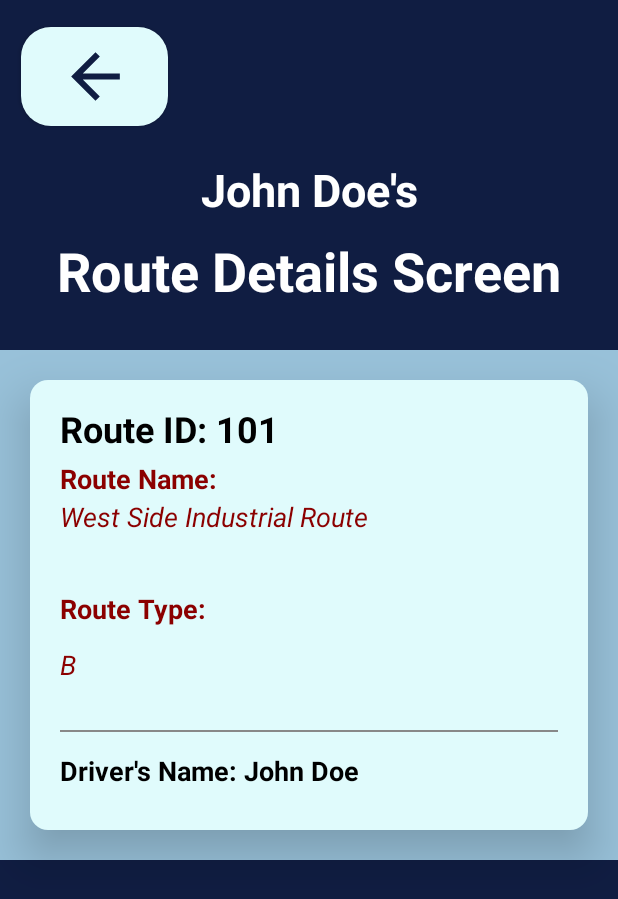
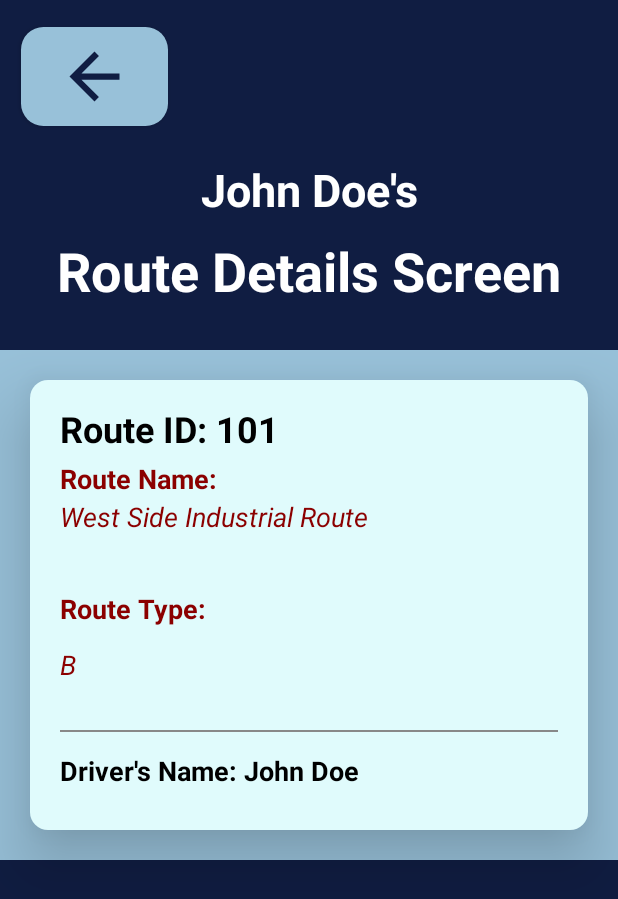
Before and after one commit to mkCoding/RepublicServiceApp, an Android app built with Jetpack Compose: the @Preview function DriverRouteDetailsScreenPreview, on a phone screen of 412 x 824 dp. Shown: the top 899 px of the screen. Run offline under Robolectric (Android 15) with nearby library versions, the phone set to English and light mode, and no system bars; our stand-ins replace Room's generated code.

```diff
--- a/app/src/main/java/com/kemakolam/republicserviceapp/data/repository/ApiRepository.kt
+++ b/app/src/main/java/com/kemakolam/republicserviceapp/data/repository/ApiRepository.kt
@@ -5,10 +5,8 @@ import com.kemakolam.republicserviceapp.data.db.tables.RouteEntity
 import com.kemakolam.republicserviceapp.data.network.model.DriverModel
 import com.kemakolam.republicserviceapp.data.network.model.RouteModel
 
-import com.kemakolam.republicserviceapp.ui.Route
-
 interface ApiRepository {
-    //Method to be implemented by ApiRepositoryImpl
+    //Get Drivers and Routes specifically from API call
     suspend fun getDrivers(): List<DriverModel?>?
 
     suspend fun getRoutes():List<RouteModel?>?
@@ -18,7 +16,7 @@ interface ApiRepository {
     suspend fun fetchAndStoreDrivers()
     suspend fun fetchAndStoreRoutes()
 
-    //Retrieve stored drivers from DB
+    //Retrieve drivers and routes specifically from DB
     suspend fun getStoredDrivers(): List<DriverEntity>
     suspend fun getStoredRoutes(): List<RouteEntity>
 
--- a/app/src/main/java/com/kemakolam/republicserviceapp/ui/AppNavHost.kt
+++ b/app/src/main/java/com/kemakolam/republicserviceapp/ui/AppNavHost.kt
@@ -56,7 +56,7 @@ fun AppNavHost(
             val matchingRoute = routesList.find { it.id.toString() == driverId }
 
             if(driver!=null && routesList!=null && driver?.id == matchingRoute?.id.toString()){
-                //a.) If Driver Id is the same as Route Id, then display then display all route details on DriverRouteDetailsScreen
+                //a.) If Driver Id is the same as Route Id, then display then display the associated route details on DriverRouteDetailsScreen
 
                 //If both driver and route exist, display the associated route details
                 DriverRouteDetailsScreen(driver = driver!!, route = matchingRoute!!) { navController.popBackStack() }
--- a/app/src/main/java/com/kemakolam/republicserviceapp/ui/Driver.kt
+++ /dev/null
@@ -1,6 +0,0 @@
-package com.kemakolam.republicserviceapp.ui
-
-data class Driver (
-    val driverId: String,
-    val driverName: String
-)
--- a/app/src/main/java/com/kemakolam/republicserviceapp/ui/driver_route_details/DriverRouteDetailsScreen.kt
+++ b/app/src/main/java/com/kemakolam/republicserviceapp/ui/driver_route_details/DriverRouteDetailsScreen.kt
@@ -87,7 +87,6 @@ fun DriverRouteDetailsScreen(
             modifier = Modifier
                 .align(Alignment.CenterHorizontally)
                 .padding(vertical = 16.dp),
-//            maxLines = 2
         )
         Text(
             text = "Route Details Screen",
@@ -113,7 +112,7 @@ fun DriverDetailsCard(driver: DriverEntity,  route:RouteEntity, onBack: () -> Un
             .fillMaxWidth()
             .wrapContentSize()
             .padding(20.dp),
-        elevation = CardDefaults.cardElevation(20.dp),
+        elevation = CardDefaults.cardElevation(30.dp),
         colors = CardDefaults.cardColors(
             containerColor = lightCyan, //Card background color,
 
@@ -194,7 +193,7 @@ fun backButton(onBack: () -> Unit){
                 .wrapContentWidth()
                 .padding(10.dp)
                 .padding(top = 8.dp, start = 4.dp),
-            colors = ButtonDefaults.buttonColors(containerColor = lightCyan),
+            colors = ButtonDefaults.buttonColors(containerColor = aquaIslandBlue),
 
             elevation = ButtonDefaults.buttonElevation(
                 defaultElevation = 2.dp,
@@ -203,7 +202,7 @@ fun backButton(onBack: () -> Unit){
                 hoveredElevation = 2.dp,
                 focusedElevation = 4.dp
             ),
-            shape = RoundedCornerShape(size = 20.dp)
+            shape = RoundedCornerShape(size = 15.dp)
 
 
         ){
@@ -216,18 +215,9 @@ fun backButton(onBack: () -> Unit){
                 Icon(
                     imageVector = Icons.AutoMirrored.Filled.ArrowBack, contentDescription = null,
                     modifier = Modifier
-                        .size(50.dp)
-                        .padding(start = 1.dp),
+                        .size(50.dp),
                     tint = oxfordBlue
                 )
-//                Spacer(modifier = Modifier.width(80.dp))
-
-//                Text(
-//                    text = "Back",
-//                    style = TextStyle(fontSize = 40.sp, fontWeight = FontWeight.Bold),
-//                    modifier = Modifier.padding(start = 8.dp),
-//                    color = oxfordBlue
-//                )
             }
         }
     }
```
Also changed, not shown: app/src/main/java/com/kemakolam/republicserviceapp/ui/Route.kt (deleted, +0 -9 lines), app/src/main/java/com/kemakolam/republicserviceapp/ui/driver/DriverViewModel.kt (+29 -12 lines), app/src/main/java/com/kemakolam/republicserviceapp/ui/driver/DriversScreen.kt (+15 -24 lines), 1 other file.
